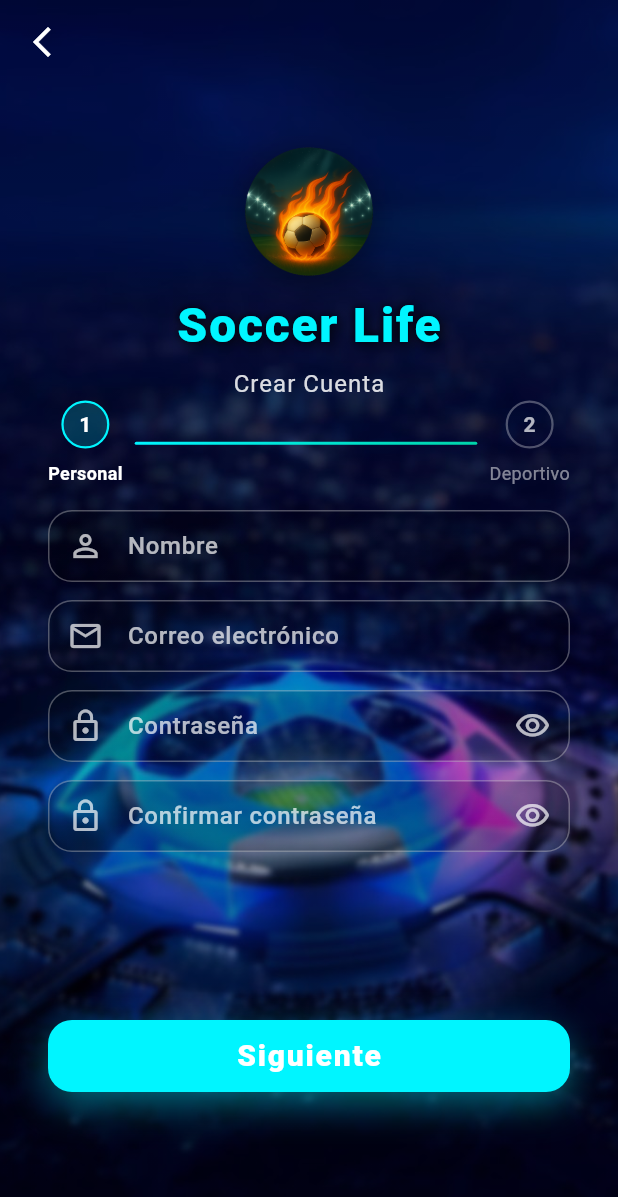
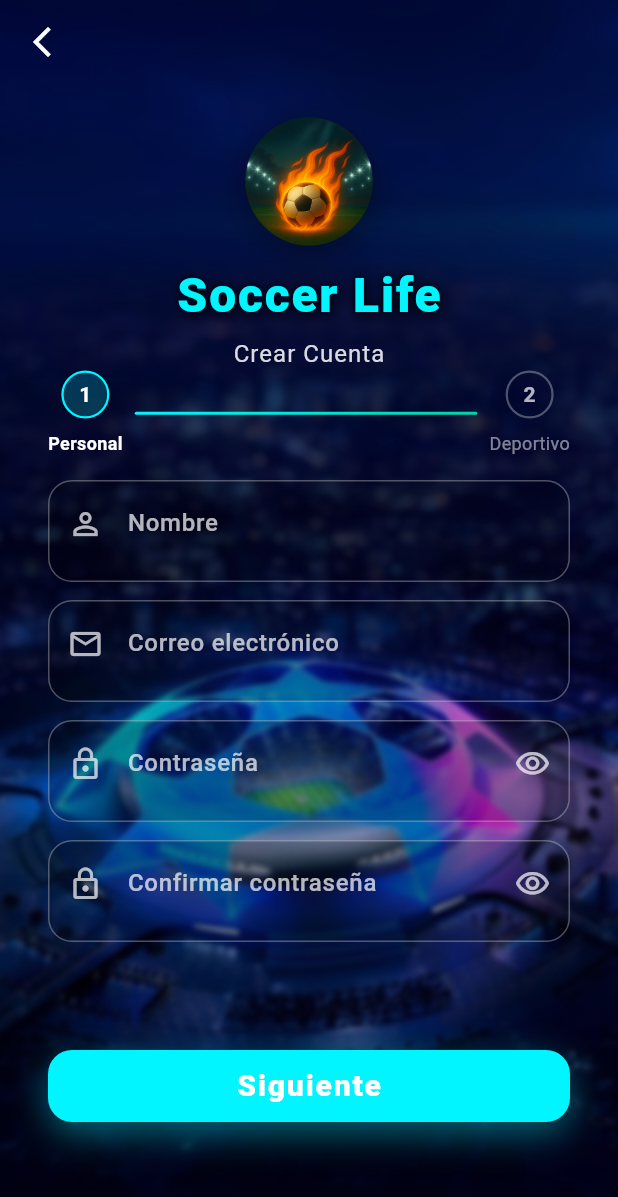
Before and after one commit to DaniielJr10/soccerlife, a Flutter app: the RegistrarsePage screen opened directly, on a phone screen of 412 x 824 dp. Shown: the top 1197 px of the screen. Run offline on Flutter 3.47's test engine with Material 3 defaults, Android fonts, the phone set to English and light mode, and no system bars.

Commit message:
hsta con dudas

```diff
--- a/lib/login/registrarse.dart
+++ b/lib/login/registrarse.dart
@@ -316,7 +316,7 @@ class _RegistrarsePageState extends State<RegistrarsePage> with TickerProviderSt
           _buildProgressIndicator(),
           const SizedBox(height: 0),
           SizedBox(
-            height: 340,
+            height: 380,
             child: PageView(
               controller: _pageController,
               physics: const NeverScrollableScrollPhysics(),
@@ -485,6 +485,7 @@ class _RegistrarsePageState extends State<RegistrarsePage> with TickerProviderSt
               icon: Icons.person_outline,
               validator: (v) => _validateRequired(v, 'El nombre'),
               onFieldSubmitted: (_) => _emailFocus.requestFocus(),
+              height: 68,
             ),
             const SizedBox(height: 12),
             _buildTextField(
@@ -495,6 +496,7 @@ class _RegistrarsePageState extends State<RegistrarsePage> with TickerProviderSt
               icon: Icons.email_outlined,
               keyboardType: TextInputType.emailAddress,
               validator: _validateEmail,
+              height: 68,
             ),
 
             const SizedBox(height: 12),
@@ -507,6 +509,7 @@ class _RegistrarsePageState extends State<RegistrarsePage> with TickerProviderSt
               obscureText: _obscurePassword,
               validator: _validatePassword,
               onFieldSubmitted: (_) => _confirmPasswordFocus.requestFocus(),
+              height: 68,
               suffixIcon: _buildObscureToggle(
                 () => setState(() => _obscurePassword = !_obscurePassword),
                 _obscurePassword,
@@ -521,6 +524,7 @@ class _RegistrarsePageState extends State<RegistrarsePage> with TickerProviderSt
               icon: Icons.lock_outline,
               obscureText: _obscureConfirmPassword,
               validator: _validateConfirmPassword,
+              height: 68,
               suffixIcon: _buildObscureToggle(
                 () => setState(() => _obscureConfirmPassword = !_obscureConfirmPassword),
                 _obscureConfirmPassword,
@@ -546,6 +550,7 @@ class _RegistrarsePageState extends State<RegistrarsePage> with TickerProviderSt
               label: 'Club actual (opcional)',
               hint: 'Nombre de tu club',
               icon: Icons.shield_outlined,
+              height: 60,
             ),
             const SizedBox(height: 12),
             // Posición
@@ -558,6 +563,7 @@ class _RegistrarsePageState extends State<RegistrarsePage> with TickerProviderSt
               hint: 'Ej: 18',
               icon: Icons.cake_outlined,
               keyboardType: TextInputType.number,
+              height: 60,
               validator: (v) {
                 if (v == null || v.trim().isEmpty) return 'La edad es obligatoria';
                 final edad = int.tryParse(v);
@@ -573,6 +579,7 @@ class _RegistrarsePageState extends State<RegistrarsePage> with TickerProviderSt
               hint: 'Ej: 1.70',
               icon: Icons.height_outlined,
               keyboardType: const TextInputType.numberWithOptions(decimal: true),
+              height: 60,
               inputFormatters: [
                 FilteringTextInputFormatter.allow(RegExp(r'^\d{0,1}(\.\d{0,2})?')),
               ],
@@ -591,6 +598,7 @@ class _RegistrarsePageState extends State<RegistrarsePage> with TickerProviderSt
               hint: 'Ej: 70',
               icon: Icons.monitor_weight_outlined,
               keyboardType: TextInputType.number,
+              height: 60,
               validator: (v) {
                 if (v == null || v.trim().isEmpty) return 'El peso es obligatorio';
                 final peso = int.tryParse(v);
@@ -634,10 +642,11 @@ class _RegistrarsePageState extends State<RegistrarsePage> with TickerProviderSt
     void Function(String)? onFieldSubmitted,
     bool readOnly = false,
     void Function()? onTap,
+    double? height,
   }) {
     final isFocused = focusNode != null && (_focusStates[focusNode] ?? false);
     return SizedBox(
-      height: 48,
+      height: height ?? 48,
       child: AnimatedContainer(
         duration: const Duration(milliseconds: 300),
         decoration: BoxDecoration(
@@ -691,17 +700,44 @@ class _RegistrarsePageState extends State<RegistrarsePage> with TickerProviderSt
 
   // Menú desplegable para seleccionar posición
   Widget _buildDropdown() {
-    return DropdownButtonFormField<String>(
+    return SizedBox(
+      height: 60,
+      child: AnimatedContainer(
+        duration: const Duration(milliseconds: 300),
+        decoration: BoxDecoration(
+          borderRadius: BorderRadius.circular(16),
+          border: Border.all(
+            color: Colors.white.withValues(alpha: 0.3),
+            width: 1,
+          ),
+          gradient: LinearGradient(
+            colors: [
+              Colors.black.withValues(alpha: 0.2),
+              Colors.black.withValues(alpha: 0.15),
+            ],
+          ),
+        ),
+        child: DropdownButtonFormField<String>(
           value: _posicionSeleccionada,
           onChanged: (value) => setState(() => _posicionSeleccionada = value),
           validator: (v) => v == null ? 'Selecciona tu posición' : null,
           items: _posiciones.map((posicion) {
             return DropdownMenuItem(
               value: posicion,
-          child: Text(posicion),
+              child: Text(
+                posicion,
+                style: const TextStyle(
+                  color: Colors.white,
+                  fontWeight: FontWeight.w500,
+                ),
+              ),
             );
           }).toList(),
           dropdownColor: const Color(0xFF1a1a1a),
+          icon: Icon(
+            Icons.keyboard_arrow_down,
+            color: Colors.white.withValues(alpha: 0.7),
+          ),
           style: const TextStyle(color: Colors.white, fontWeight: FontWeight.w500),
           decoration: InputDecoration(
             labelText: 'Posición',
@@ -710,22 +746,11 @@ class _RegistrarsePageState extends State<RegistrarsePage> with TickerProviderSt
               color: Colors.white.withValues(alpha: 0.7),
               fontWeight: FontWeight.w500,
             ),
-        filled: true,
-        fillColor: Colors.black.withValues(alpha: 0.2),
-        contentPadding: const EdgeInsets.symmetric(horizontal: 16, vertical: 14),
-        border: OutlineInputBorder(
-          borderRadius: BorderRadius.circular(16),
-          borderSide: BorderSide(color: Colors.white.withValues(alpha: 0.3), width: 1),
+            border: InputBorder.none,
+            contentPadding: const EdgeInsets.symmetric(horizontal: 16, vertical: 8),
+            errorStyle: const TextStyle(color: Color(0xFFff6b6b), fontWeight: FontWeight.w500),
           ),
-        enabledBorder: OutlineInputBorder(
-          borderRadius: BorderRadius.circular(16),
-          borderSide: BorderSide(color: Colors.white.withValues(alpha: 0.3), width: 1),
         ),
-        focusedBorder: OutlineInputBorder(
-          borderRadius: BorderRadius.circular(16),
-          borderSide: BorderSide(color: const Color(0xFF00f5ff).withValues(alpha: 0.8), width: 1.5),
-        ),
-        errorStyle: const TextStyle(color: Color(0xFFff6b6b), fontWeight: FontWeight.w500),
       ),
     );
   }
```
Lines whose indentation alone changed are shown as unchanged.
